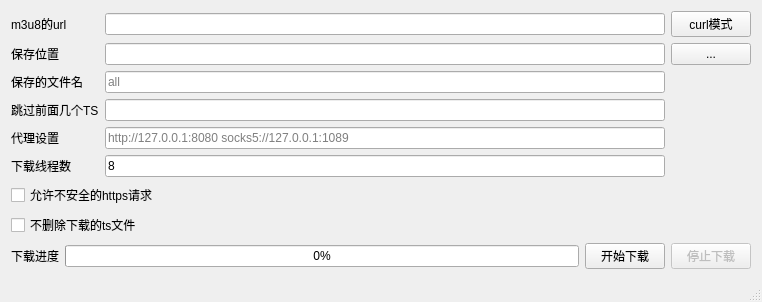
This is m3u8d-qt/mainwindow.ui in orestonce/m3u8d as Qt 5 draws it before an edit. The edited form follows.
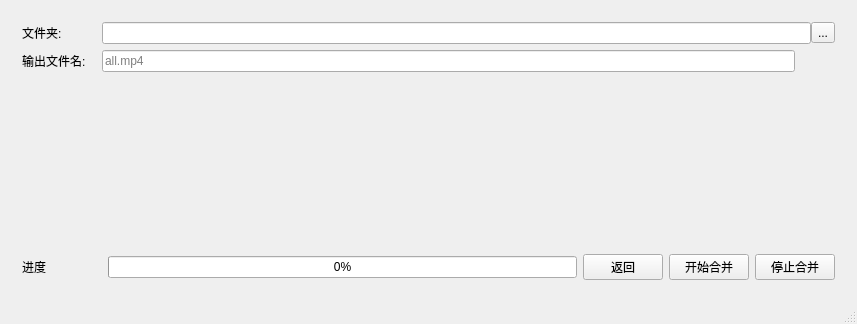
This is the edited form.

Commit message: ui增加合并功能

```diff
--- a/m3u8d-qt/mainwindow.ui
+++ b/m3u8d-qt/mainwindow.ui
@@ -6,8 +6,8 @@
    <rect>
     <x>0</x>
     <y>0</y>
-    <width>762</width>
-    <height>271</height>
+    <width>857</width>
+    <height>297</height>
    </rect>
   </property>
   <property name="windowTitle">
@@ -16,7 +16,41 @@
   <widget class="QWidget" name="centralWidget">
    <layout class="QVBoxLayout" name="verticalLayout">
     <item>
+     <widget class="QStackedWidget" name="stackedWidget">
+      <property name="currentIndex">
+       <number>1</number>
+      </property>
+      <widget class="QWidget" name="page">
+       <layout class="QVBoxLayout" name="verticalLayout_2">
+        <item>
      <layout class="QGridLayout" name="gridLayout">
+          <item row="4" column="1">
+           <widget class="QLineEdit" name="lineEdit_SkipTsCountFromHead"/>
+          </item>
+          <item row="6" column="1">
+           <widget class="QLineEdit" name="lineEdit_ThreadCount">
+            <property name="text">
+             <string>8</string>
+            </property>
+            <property name="placeholderText">
+             <string>[1,1000]</string>
+            </property>
+           </widget>
+          </item>
+          <item row="2" column="0">
+           <widget class="QLabel" name="label_4">
+            <property name="text">
+             <string>保存的文件名</string>
+            </property>
+           </widget>
+          </item>
+          <item row="2" column="1">
+           <widget class="QLineEdit" name="lineEdit_FileName">
+            <property name="placeholderText">
+             <string>all</string>
+            </property>
+           </widget>
+          </item>
       <item row="0" column="0">
        <widget class="QLabel" name="label">
         <property name="text">
@@ -45,6 +79,34 @@
         </property>
        </widget>
       </item>
+          <item row="4" column="0">
+           <widget class="QLabel" name="label_5">
+            <property name="text">
+             <string>跳过前面几个TS</string>
+            </property>
+           </widget>
+          </item>
+          <item row="6" column="0">
+           <widget class="QLabel" name="label_6">
+            <property name="text">
+             <string>下载线程数</string>
+            </property>
+           </widget>
+          </item>
+          <item row="5" column="0">
+           <widget class="QLabel" name="label_3">
+            <property name="text">
+             <string>代理设置</string>
+            </property>
+           </widget>
+          </item>
+          <item row="0" column="1">
+           <widget class="QLineEdit" name="lineEdit_M3u8Url">
+            <property name="text">
+             <string/>
+            </property>
+           </widget>
+          </item>
       <item row="1" column="1">
        <widget class="QLineEdit" name="lineEdit_SaveDir"/>
       </item>
@@ -73,38 +135,7 @@
         </property>
        </widget>
       </item>
-      <item row="2" column="0">
-       <widget class="QLabel" name="label_4">
-        <property name="text">
-         <string>保存的文件名</string>
-        </property>
-       </widget>
-      </item>
-      <item row="2" column="1">
-       <widget class="QLineEdit" name="lineEdit_FileName">
-        <property name="placeholderText">
-         <string>all</string>
-        </property>
-       </widget>
-      </item>
-      <item row="3" column="0">
-       <widget class="QLabel" name="label_5">
-        <property name="text">
-         <string>跳过前面几个TS</string>
-        </property>
-       </widget>
-      </item>
-      <item row="3" column="1">
-       <widget class="QLineEdit" name="lineEdit_SkipTsCountFromHead"/>
-      </item>
-      <item row="4" column="0">
-       <widget class="QLabel" name="label_3">
-        <property name="text">
-         <string>代理设置</string>
-        </property>
-       </widget>
-      </item>
-      <item row="4" column="1">
+          <item row="5" column="1">
        <widget class="QLineEdit" name="lineEdit_SetProxy">
         <property name="text">
          <string/>
@@ -114,23 +145,6 @@
         </property>
        </widget>
       </item>
-      <item row="5" column="0">
-       <widget class="QLabel" name="label_6">
-        <property name="text">
-         <string>下载线程数</string>
-        </property>
-       </widget>
-      </item>
-      <item row="5" column="1">
-       <widget class="QLineEdit" name="lineEdit_ThreadCount">
-        <property name="text">
-         <string>8</string>
-        </property>
-        <property name="placeholderText">
-         <string>[1,1000]</string>
-        </property>
-       </widget>
-      </item>
      </layout>
     </item>
     <item>
@@ -161,7 +175,7 @@
      </spacer>
     </item>
     <item>
-     <layout class="QHBoxLayout" name="horizontalLayout" stretch="0,1,0,0">
+         <layout class="QHBoxLayout" name="horizontalLayout" stretch="0,1,0,0,0">
       <item>
        <widget class="QLabel" name="label_progressBar">
         <property name="text">
@@ -194,6 +208,166 @@
        </widget>
       </item>
      </layout>
+        </item>
+       </layout>
+      </widget>
+      <widget class="QWidget" name="page_2">
+       <layout class="QVBoxLayout" name="verticalLayout_3">
+        <item>
+         <layout class="QHBoxLayout" name="horizontalLayout_2" stretch="0,1,0">
+          <property name="spacing">
+           <number>0</number>
+          </property>
+          <item>
+           <widget class="QLabel" name="label_7">
+            <property name="sizePolicy">
+             <sizepolicy hsizetype="Fixed" vsizetype="Preferred">
+              <horstretch>0</horstretch>
+              <verstretch>0</verstretch>
+             </sizepolicy>
+            </property>
+            <property name="minimumSize">
+             <size>
+              <width>80</width>
+              <height>0</height>
+             </size>
+            </property>
+            <property name="maximumSize">
+             <size>
+              <width>80</width>
+              <height>16777215</height>
+             </size>
+            </property>
+            <property name="text">
+             <string>文件夹:</string>
+            </property>
+           </widget>
+          </item>
+          <item>
+           <widget class="QLineEdit" name="lineEdit_mergeDir"/>
+          </item>
+          <item>
+           <widget class="QToolButton" name="toolButton_selectMergeDir">
+            <property name="text">
+             <string>...</string>
+            </property>
+           </widget>
+          </item>
+         </layout>
+        </item>
+        <item>
+         <layout class="QHBoxLayout" name="horizontalLayout_4" stretch="0,1,0">
+          <property name="spacing">
+           <number>0</number>
+          </property>
+          <item>
+           <widget class="QLabel" name="label_9">
+            <property name="minimumSize">
+             <size>
+              <width>80</width>
+              <height>0</height>
+             </size>
+            </property>
+            <property name="maximumSize">
+             <size>
+              <width>80</width>
+              <height>16777215</height>
+             </size>
+            </property>
+            <property name="text">
+             <string>输出文件名:</string>
+            </property>
+           </widget>
+          </item>
+          <item>
+           <widget class="QLineEdit" name="lineEdit_mergeFileName">
+            <property name="placeholderText">
+             <string>all.mp4</string>
+            </property>
+           </widget>
+          </item>
+          <item>
+           <spacer name="horizontalSpacer">
+            <property name="orientation">
+             <enum>Qt::Horizontal</enum>
+            </property>
+            <property name="sizeHint" stdset="0">
+             <size>
+              <width>40</width>
+              <height>20</height>
+             </size>
+            </property>
+           </spacer>
+          </item>
+         </layout>
+        </item>
+        <item>
+         <spacer name="verticalSpacer_2">
+          <property name="orientation">
+           <enum>Qt::Vertical</enum>
+          </property>
+          <property name="sizeHint" stdset="0">
+           <size>
+            <width>20</width>
+            <height>40</height>
+           </size>
+          </property>
+         </spacer>
+        </item>
+        <item>
+         <layout class="QHBoxLayout" name="horizontalLayout_3">
+          <item>
+           <widget class="QLabel" name="label_8">
+            <property name="minimumSize">
+             <size>
+              <width>80</width>
+              <height>0</height>
+             </size>
+            </property>
+            <property name="maximumSize">
+             <size>
+              <width>80</width>
+              <height>16777215</height>
+             </size>
+            </property>
+            <property name="text">
+             <string>进度</string>
+            </property>
+           </widget>
+          </item>
+          <item>
+           <widget class="QProgressBar" name="progressBar_merge">
+            <property name="value">
+             <number>0</number>
+            </property>
+           </widget>
+          </item>
+          <item>
+           <widget class="QPushButton" name="pushButton_returnDownload">
+            <property name="text">
+             <string>返回</string>
+            </property>
+           </widget>
+          </item>
+          <item>
+           <widget class="QPushButton" name="pushButton_startMerge">
+            <property name="text">
+             <string>开始合并</string>
+            </property>
+           </widget>
+          </item>
+          <item>
+           <widget class="QPushButton" name="pushButton_stopMerge">
+            <property name="text">
+             <string>停止合并</string>
+            </property>
+           </widget>
+          </item>
+         </layout>
+        </item>
+       </layout>
+      </widget>
+     </widget>
     </item>
    </layout>
   </widget>
```
Left out of the diff: 14 changed lines with no effect on the pictures. Lines whose indentation alone changed are shown as unchanged. The commit also changes 13 other files.
